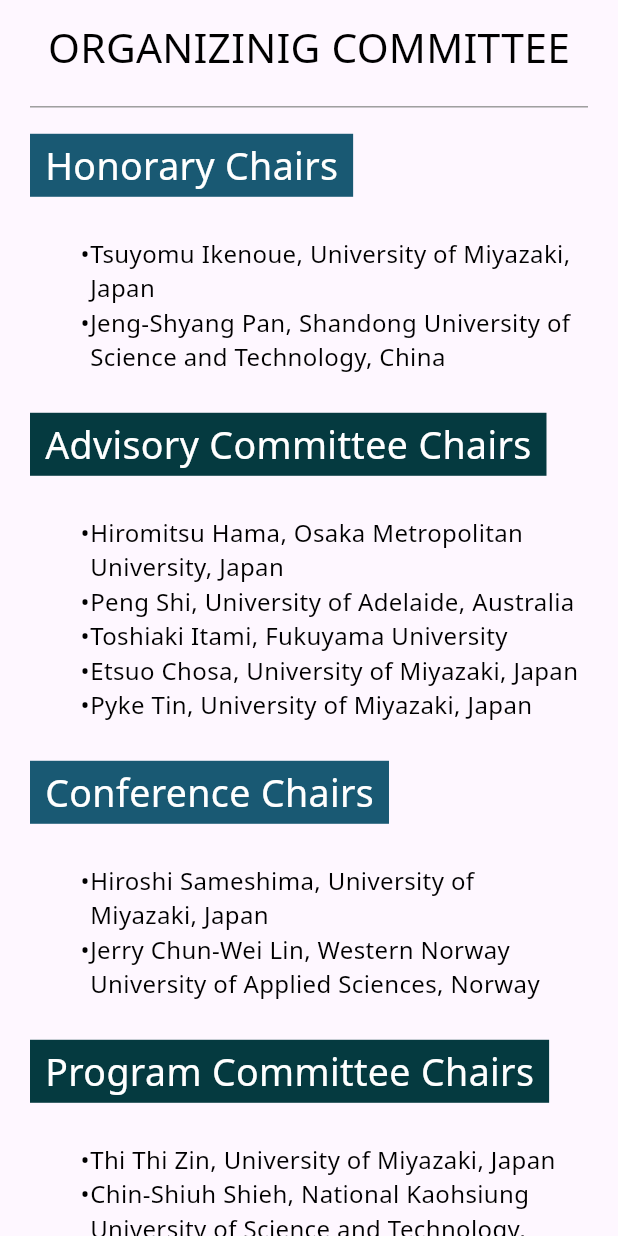
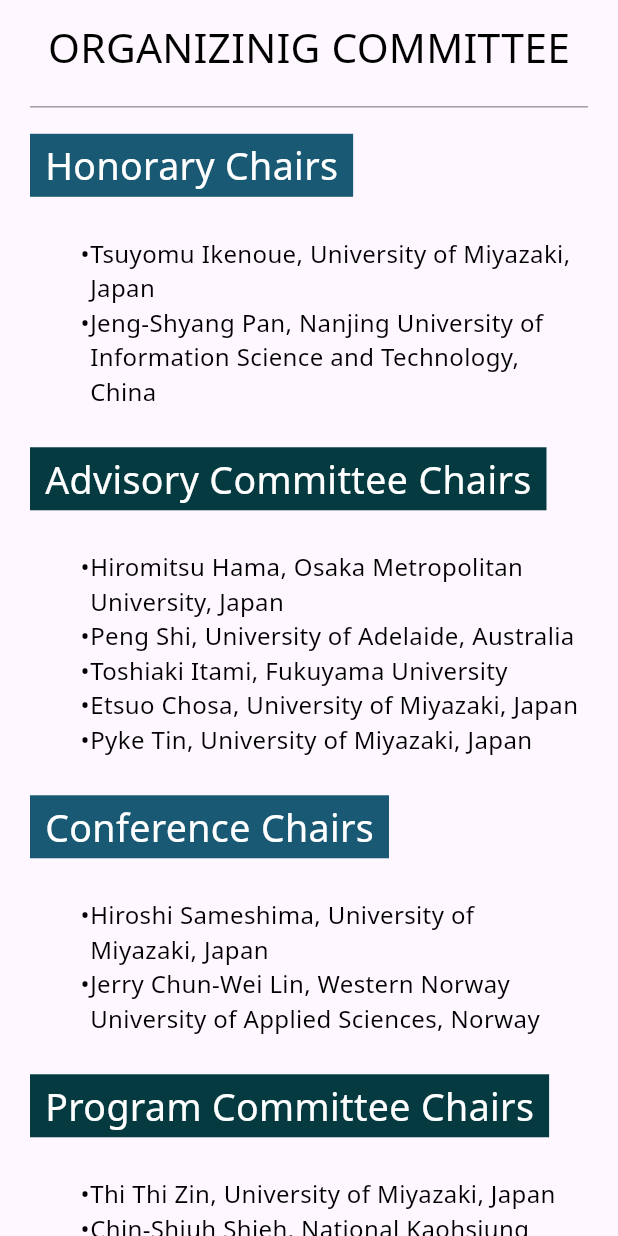
Before and after one commit to icgec24/icgec24.github.io, a Flutter app: the OrganizingCommitteeDesktop widget shown alone on an empty page, opened directly, on a phone screen of 412 x 824 dp. Run offline on Flutter 3.47's test engine with Material 3 defaults, Android fonts, the phone set to English and light mode, and no system bars; our stand-ins replace flutter_widget_from_html, get, google_fonts, webview_flutter_platform_interface; missing offline and left inert: dart:html, dart:ui_web, pointer_interceptor, syncfusion_flutter_pdfviewer, universal_html, webview_flutter_web; statements that could not run were skipped; project files that could hold a hidden picture were left out.

Commit message:
change organizing committee

```diff
--- a/lib/features/home/home_desktop.dart
+++ b/lib/features/home/home_desktop.dart
@@ -171,7 +171,7 @@ class _HomeDesktopState extends State<HomeDesktop> {
                       ),
                       RichText(
                           text: TextSpan(
-                              text: 'August 28-30, 2024, Miyazaki, Japan',
+                              text: 'August 28-29, 2024, Miyazaki, Japan',
                               /* children: [
                                       TextSpan(
                                           text: ' (Hybrid)',
--- a/lib/features/home/home_mobile.dart
+++ b/lib/features/home/home_mobile.dart
@@ -201,7 +201,7 @@ class _HomeMobileState extends State<HomeMobile> {
                       ),
                       FittedBox(
                         child: Text(
-                          'August 28-30, 2024, Miyazaki, Japan',
+                          'August 28-29, 2024, Miyazaki, Japan',
                           style: GoogleFonts.notoSans(
                               fontSize: 14, color: Colors.white),
                         ),
--- a/lib/features/home/home_tablete.dart
+++ b/lib/features/home/home_tablete.dart
@@ -201,7 +201,7 @@ class _HomeTabletState extends State<HomeTablet> {
                       ),
                       RichText(
                           text: TextSpan(
-                              text: 'August 28-30, 2024, Miyazaki, Japan',
+                              text: 'August 28-29, 2024, Miyazaki, Japan',
                               /* children: [
                                       TextSpan(
                                           text: ' (Hybrid)',
--- a/lib/features/organizing_committee/organizing_committee_desktop.dart
+++ b/lib/features/organizing_committee/organizing_committee_desktop.dart
@@ -22,7 +22,7 @@ class OrganizingCommitteeDesktop extends StatelessWidget {
             child:  Text('Honorary Chairs',style: GoogleFonts.notoSans(fontSize: 25,color: Colors.white),),),
             HtmlWidget("""<ul>
             <li>Tsuyomu Ikenoue, University of Miyazaki, Japan</li>
-            <li>Jeng-Shyang Pan, Shandong University of Science and Technology, China</li>
+            <li>Jeng-Shyang Pan, Nanjing University of Information Science and Technology, China</li>
             </ul>""",textStyle: GoogleFonts.notoSans(fontSize: 16,color: Colors.black),),
             Container(
               color: const Color(0xff053a40),
@@ -61,6 +61,8 @@ class OrganizingCommitteeDesktop extends StatelessWidget {
               margin: const EdgeInsets.symmetric(vertical: 10),
               child:  Text('Invited Session Chairs',style: GoogleFonts.notoSans(fontSize: 25,color: Colors.white),),),
             HtmlWidget("""<ul>
+            <li>Tetsuya Shimamura, Saitama University, Japan</li>
+            <li>Nobuo Funabiki, Okayama University, Japan</li>
             <li>Chutima Tantikitti, Prince of Songkla University, Thailand</li>
             <li>Raja Sudhakaran, Vellore Institute of Technology, India</li>
             <li>Tien-Wen Sung, Fujian University of Technology, China</li>
@@ -81,7 +83,8 @@ class OrganizingCommitteeDesktop extends StatelessWidget {
               margin: const EdgeInsets.symmetric(vertical: 10),
               child:  Text('Local Organizing Chairs',style: GoogleFonts.notoSans(fontSize: 25,color: Colors.white),),),
             HtmlWidget("""<ul>
-            <li>Hisaaki Yamaba, University of Miyazaki, Japan (Tentative)</li>
+            <li>Hisaaki Yamaba, University of Miyazaki, Japan</li>
+             <li>Cho Nilar Phyo, University of Miyazaki, Japan</li>
             </ul>""",textStyle: GoogleFonts.notoSans(fontSize: 16,color: Colors.black),),
             const SizedBox(height: 30,)
         ],),
```
